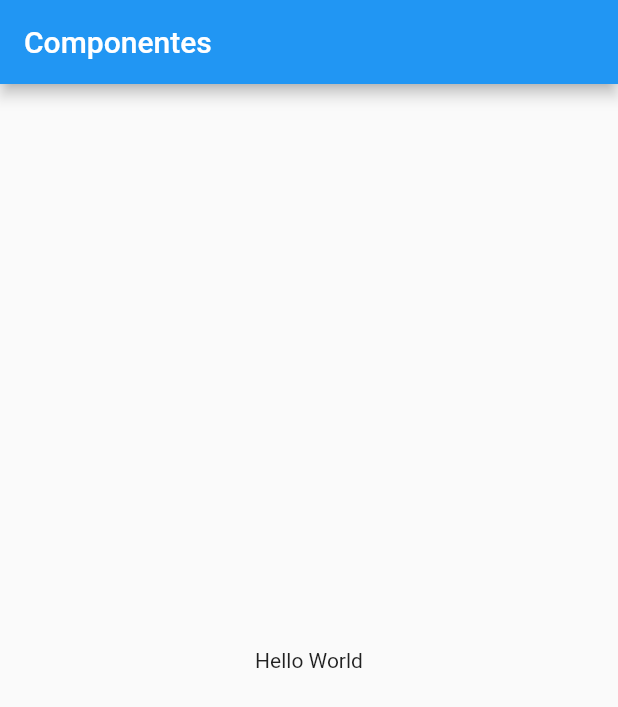
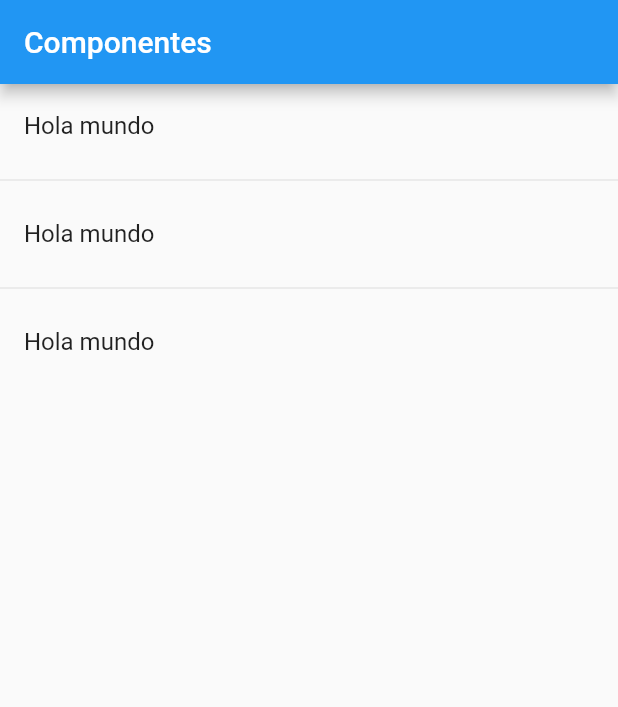
Before and after one commit to firthunsPHP/componentes_flutter_app, a Flutter app: the screen it shows after launch, on a phone screen of 412 x 824 dp. Shown: the top 707 px of the screen. Run offline on Flutter 3.47's test engine with Material 2 defaults, Android fonts, the phone set to English and light mode, and no system bars.

Commit message:
Componentes Flutter

```diff
--- a/lib/main.dart
+++ b/lib/main.dart
@@ -1,4 +1,9 @@
 import 'package:flutter/material.dart';
+
+// los creados
+// import 'package:componentes_flutter_app/src/pages/home_temp.dart';
+import 'package:componentes_flutter_app/src/pages/home_page.dart';
+
 
 // snippets -> mateapp + tab
 void main() => runApp(MyApp());
@@ -9,16 +14,9 @@ class MyApp extends StatelessWidget {
     return MaterialApp(
       title: 'Componentes APP',
       debugShowCheckedModeBanner: false,
-      home: Scaffold(
-        appBar: AppBar(
-          title: Text('Componentes'),
-        ),
-        body: Center(
-          child: Container(
-            child: Text('Hello World'),
-          ),
-        ),
-      ),
+      home: HomePage(),
+
+
     );
   }
 }
--- /dev/null
+++ b/lib/src/pages/home_page.dart
@@ -0,0 +1,31 @@
+import 'package:flutter/material.dart';
+
+// tips: stless + tab
+
+class HomePage extends StatelessWidget {
+  @override
+  Widget build(BuildContext context) {
+    return Scaffold(
+      appBar: AppBar(
+        title: Text('Componentes'),
+      ),
+      body: _lista(),
+    );
+  }
+
+  Widget _lista() {
+    return ListView(
+      children: _listaItems(),
+    );
+  }
+
+  List<Widget> _listaItems() {
+    return [
+      ListTile(title: Text('Hola mundo')),
+      Divider(),
+      ListTile(title: Text('Hola mundo')),
+      Divider(),
+      ListTile(title: Text('Hola mundo')),
+    ];
+  }
+}
```
Also changed, not shown: lib/data/menu_opts.json (added, +20 -0 lines), lib/src/pages/home_temp.dart (+79 -0 lines).
